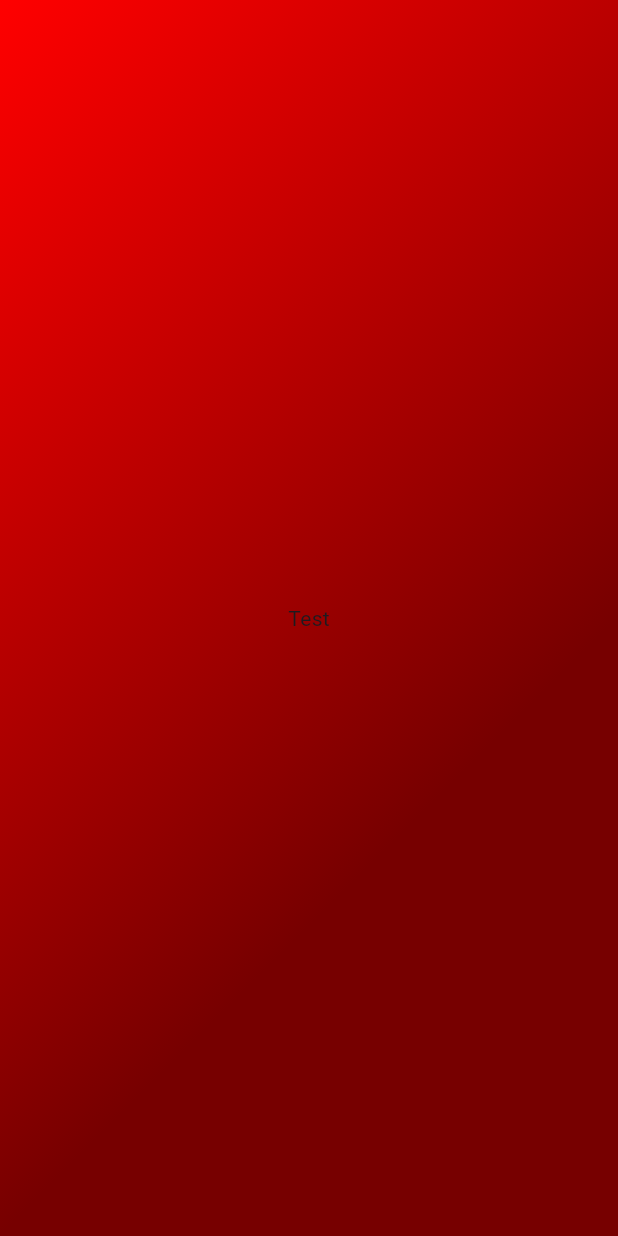
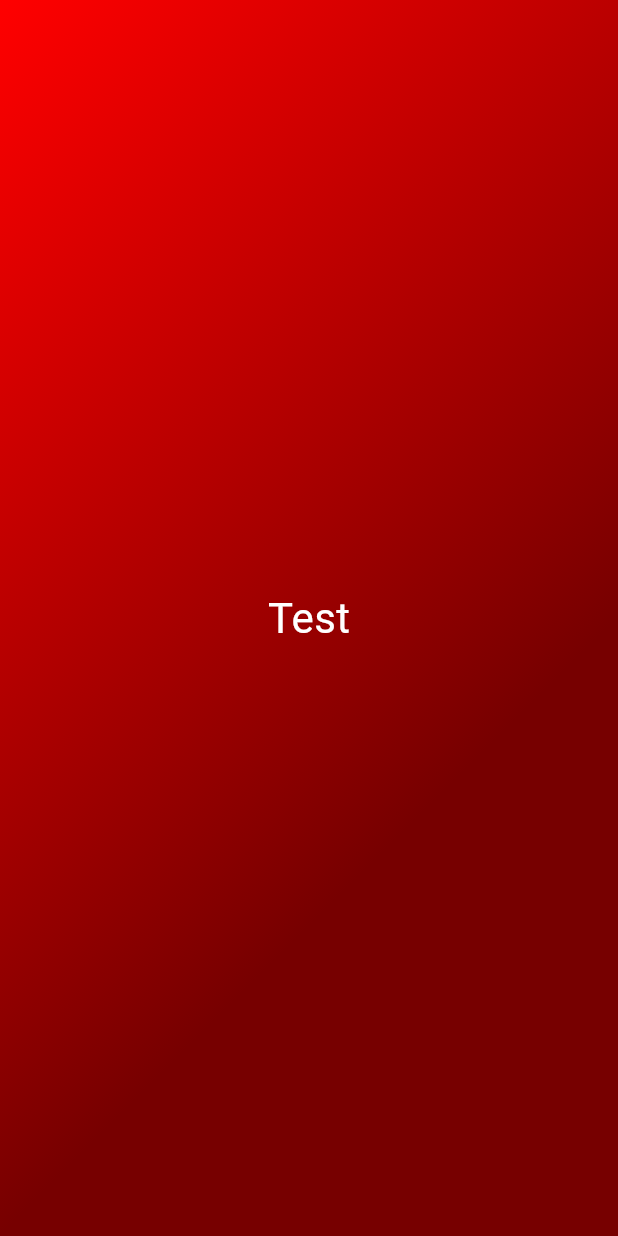
Before and after one commit to aditiakusuma/dice_app, a Flutter app: the screen it shows after launch, on a phone screen of 412 x 824 dp. Run offline on Flutter 3.47's test engine with Material 3 defaults, Android fonts, the phone set to English and light mode, and no system bars.

```diff
--- a/lib/main.dart
+++ b/lib/main.dart
@@ -3,13 +3,28 @@ import 'package:flutter/material.dart';
 void main() {
   runApp(MaterialApp(
     home: Scaffold(
-      body: Container(
-          decoration: const BoxDecoration(
-              gradient: LinearGradient(colors: [
-            Color.fromARGB(255, 255, 0, 0),
-            Color.fromARGB(255, 119, 0, 0)
-          ], begin: Alignment.topLeft)),
-          child: Center(child: Text('Test'))),
+      body: MainPage(),
     ),
   ));
 }
+
+class MainPage extends StatelessWidget {
+  const MainPage({
+    super.key,
+  });
+
+  @override
+  Widget build(BuildContext context) {
+    return Container(
+        decoration: const BoxDecoration(
+            gradient: LinearGradient(colors: [
+          Color.fromARGB(255, 255, 0, 0),
+          Color.fromARGB(255, 119, 0, 0)
+        ], begin: Alignment.topLeft)),
+        child: Center(
+            child: Text(
+          'Test',
+          style: TextStyle(fontSize: 28, color: Colors.white),
+        )));
+  }
+}
```
